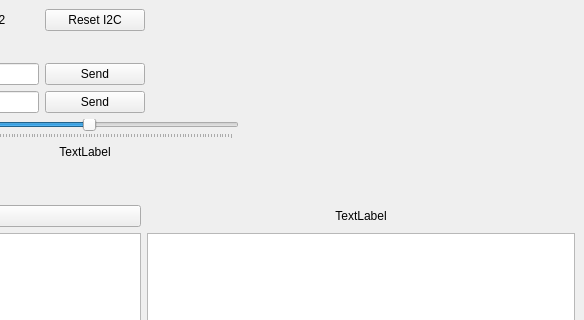
Furrah/CalibratorControllerGUI, file controllerUI.ui: the form before one commit; both pictures show x 296 to 880 and y 0 to 320 of the 880 by 649 pixel window.
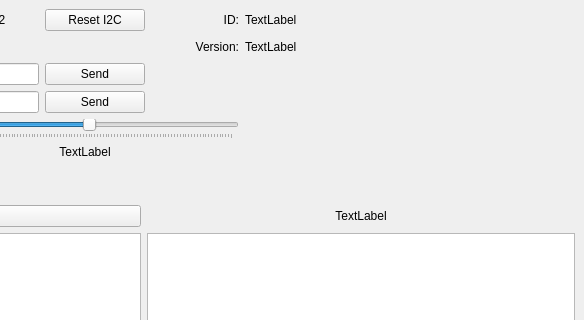
The form after the commit. Custom widgets are drawn as their Qt base class.

```diff
--- a/controllerUI.ui
+++ b/controllerUI.ui
@@ -26,7 +26,7 @@
       <item row="0" column="0" colspan="2">
        <layout class="QGridLayout" name="gridLayout">
         <property name="horizontalSpacing">
-         <number>-1</number>
+         <number>6</number>
         </property>
         <item row="4" column="2">
          <widget class="QPushButton" name="Pulse_Delay_Button">
@@ -311,6 +311,40 @@
           </property>
          </widget>
         </item>
+        <item row="1" column="3">
+         <widget class="QLabel" name="label">
+          <property name="text">
+           <string>ID:</string>
+          </property>
+          <property name="alignment">
+           <set>Qt::AlignRight|Qt::AlignTrailing|Qt::AlignVCenter</set>
+          </property>
+         </widget>
+        </item>
+        <item row="2" column="3">
+         <widget class="QLabel" name="label_2">
+          <property name="text">
+           <string>Version:</string>
+          </property>
+          <property name="alignment">
+           <set>Qt::AlignRight|Qt::AlignTrailing|Qt::AlignVCenter</set>
+          </property>
+         </widget>
+        </item>
+        <item row="1" column="4">
+         <widget class="QLabel" name="label_ID">
+          <property name="text">
+           <string>TextLabel</string>
+          </property>
+         </widget>
+        </item>
+        <item row="2" column="4">
+         <widget class="QLabel" name="label_Version">
+          <property name="text">
+           <string>TextLabel</string>
+          </property>
+         </widget>
+        </item>
        </layout>
       </item>
       <item row="1" column="0">
```
Left out of the diff: 2 changed lines with no effect on the pictures.
